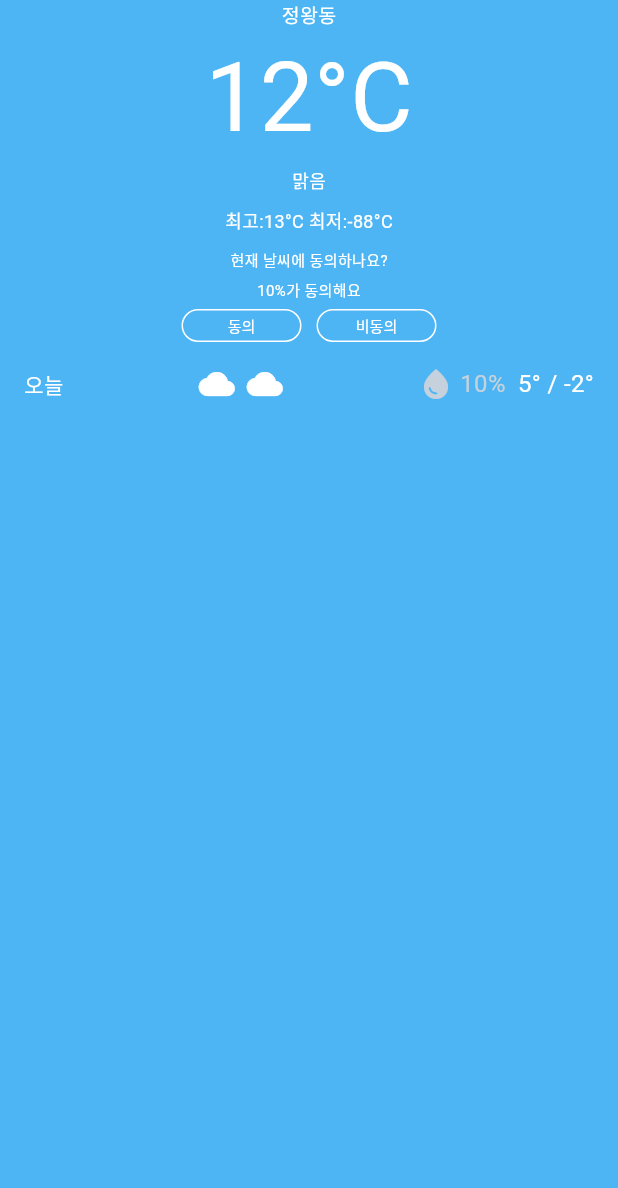
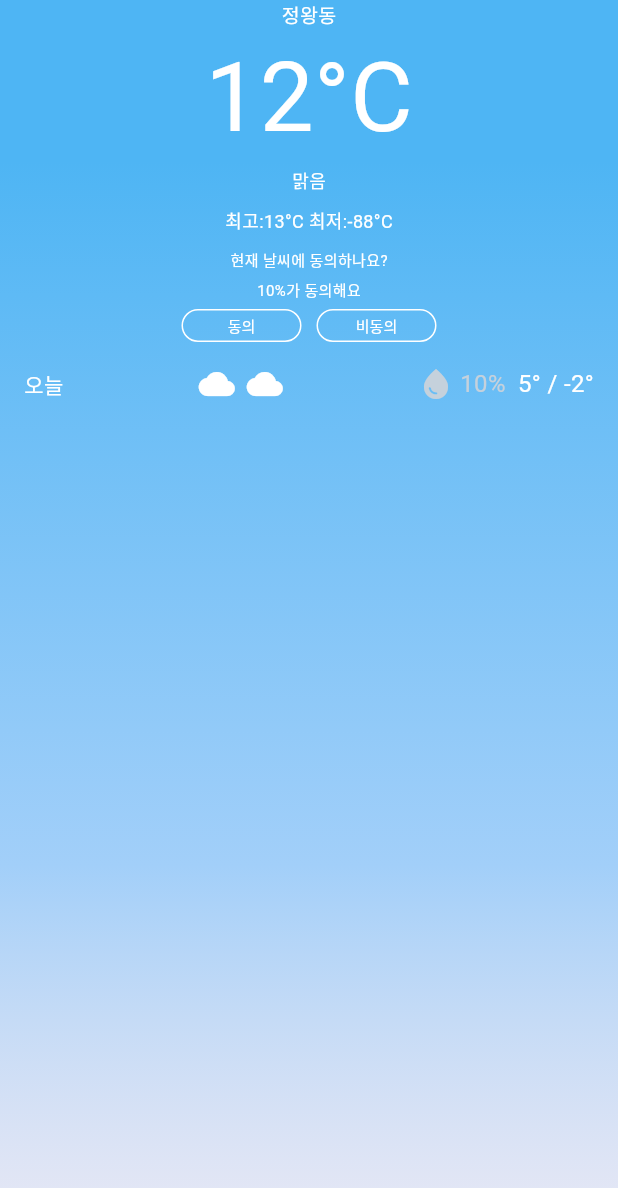
Before and after one commit to IMS-Side/NS-baragi-Flutter, a Flutter app: the screen it shows after launch, on a phone screen of 412 x 824 dp. Shown: the top 1188 px of the screen. Run offline on Flutter 3.47's test engine with Material 3 defaults, Android fonts, the phone set to English and light mode, and no system bars.

Commit message:
[feature/mainpage] feat : main.dart에서 그라데이션을 적용한 배경을 추가함.

```diff
--- a/lib/main.dart
+++ b/lib/main.dart
@@ -28,13 +28,43 @@
 
 class _MyHomePageState extends State<MyHomePage> {
 
+  @override
+  Widget build(BuildContext context) {
+    return const Scaffold(
+      //appBar: (),
+      body: BasicBackground(
+          child: MainPageView(),
+      ),
+    );
+  }
+}
+
+
+class BasicBackground extends StatelessWidget {
+  final Widget child;
+
+  const BasicBackground({required this.child, super.key});
 
   @override
   Widget build(BuildContext context) {
-    return const Scaffold(
-      backgroundColor: Color(0xff4EB5F4),
-      //appBar: (),
-      body: MainPageView(),
+    return Container(
+      decoration: const BoxDecoration(
+        gradient: LinearGradient(
+          colors: [
+            Color(0xFF4EB5F4),
+            Color(0xFFA2CFF9),
+            Color(0x80D2DAEC),
+          ],
+          stops: [
+            0.13, // 13% 위치
+            0.70, // 70% 위치
+            1.0,  // 100% 위치
+          ],
+          begin: Alignment.topCenter,
+          end: Alignment.bottomCenter,
+        ),
+      ),
+      child: child,
     );
   }
 }
--- a/lib/main_page/screens/mainPageView.dart
+++ b/lib/main_page/screens/mainPageView.dart
@@ -15,11 +15,10 @@ class _MainPageViewState extends State<MainPageView> {
   Widget build(BuildContext context) {
     return const Column(
         children: <Widget>[
-          PresentWeather(),
-          DayWeather(),
-          // WeekWeather를 Expanded로 감싸기
+          PresentWeather(), //현재 날씨
+          DayWeather(), //하루 날씨
           Expanded(
-            child: WeekWeather(),
+            child: WeekWeather(), //주간 날씨
           ),
         ],
     );
```
